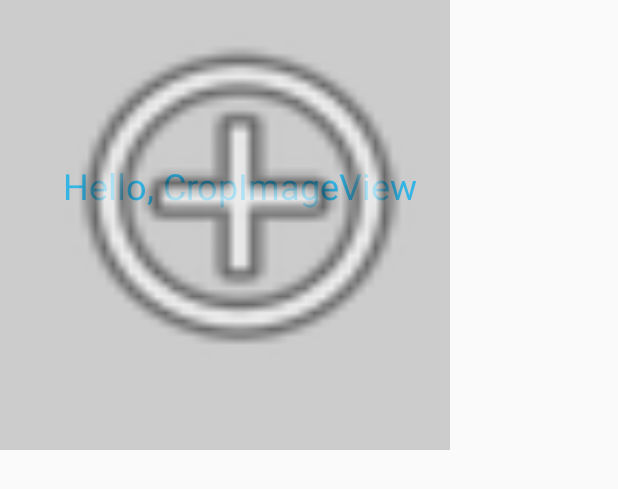
After one commit to Yinxiang2016/Filter-Android, an Android app: the layout sample_crop_image_view.xml on its own in the app's theme, with its tools: preview values and no code run, on a phone screen of 412 x 824 dp. The commit adds this screen. Shown: the top 489 px of the screen. Run offline under Robolectric (Android 15) with nearby library versions, the phone set to English and light mode, and no system bars.

Commit message:
update CropImageView

```diff
--- a/app/src/main/java/com/github/filter/widget/CropImageView.kt
+++ b/app/src/main/java/com/github/filter/widget/CropImageView.kt
@@ -1,34 +1,140 @@
 package com.github.filter.widget
 
 import android.content.Context
+import android.graphics.Canvas
+import android.graphics.Color
+import android.graphics.Paint
+import android.graphics.drawable.Drawable
+import android.text.TextPaint
 import android.util.AttributeSet
 import androidx.appcompat.widget.AppCompatImageView
+import com.github.filter.R
 
 /**
  * @author Lion007（yinxiang2016@gmail.com）
- * @date 2020/3/2
+ * @date 2020/3/3 9:23 AM
  * Description:
  */
 
-class CropImageView @JvmOverloads constructor(
-    context: Context, attrs: AttributeSet? = null, defStyleAttr: Int = 0,
-    defStyleRes: Int = 0
-) : AppCompatImageView(context, attrs, defStyleAttr) {
+class CropImageView : AppCompatImageView {
+
+    private var _exampleString: String? = null
+    private var _exampleColor: Int = Color.RED
+    private var _exampleDimension: Float = 0f
+
+    private var textPaint: TextPaint? = null
+    private var textWidth: Float = 0f
+    private var textHeight: Float = 0f
 
 
-//    private val boundedWidth: Int
-//    private val boundedHeight: Int
+    var exampleString: String?
+        get() = _exampleString
+        set(value) {
+            _exampleString = value
+            invalidateTextPaintAndMeasurements()
+        }
 
-    init {
-//        val arr = context.obtainStyledAttributes(attrs, R.styleable.BoundedGridLayout, defStyleAttr, defStyleRes)
-//        boundedWidth = arr.getDimensionPixelSize(R.styleable.BoundedGridLayout_bounded_width, 0)
-//        boundedHeight = arr.getDimensionPixelSize(R.styleable.BoundedGridLayout_bounded_height, 0)
-//        arr.recycle()
+    var exampleColor: Int
+        get() = _exampleColor
+        set(value) {
+            _exampleColor = value
+            invalidateTextPaintAndMeasurements()
+        }
+
+    var exampleDimension: Float
+        get() = _exampleDimension
+        set(value) {
+            _exampleDimension = value
+            invalidateTextPaintAndMeasurements()
+        }
+
+    var exampleDrawable: Drawable? = null
+
+    constructor(context: Context) : super(context) {
+        init(null, 0)
     }
 
-
-    private fun initImage(){
-
+    constructor(context: Context, attrs: AttributeSet) : super(context, attrs) {
+        init(attrs, 0)
     }
 
+    constructor(context: Context, attrs: AttributeSet, defStyle: Int) : super(
+        context,
+        attrs,
+        defStyle
+    ) {
+        init(attrs, defStyle)
+    }
+
+    private fun init(attrs: AttributeSet?, defStyle: Int) {
+        // Load attributes
+        val a = context.obtainStyledAttributes(
+            attrs, R.styleable.CropImageView, defStyle, 0
+        )
+
+        _exampleString = a.getString(
+            R.styleable.CropImageView_exampleString
+        )
+        _exampleColor = a.getColor(
+            R.styleable.CropImageView_exampleColor,
+            exampleColor
+        )
+        _exampleDimension = a.getDimension(
+            R.styleable.CropImageView_exampleDimension,
+            exampleDimension
+        )
+
+        if (a.hasValue(R.styleable.CropImageView_exampleDrawable)) {
+            exampleDrawable = a.getDrawable(
+                R.styleable.CropImageView_exampleDrawable
+            )
+            exampleDrawable?.callback = this
+        }
+        a.recycle()
+        textPaint = TextPaint().apply {
+            flags = Paint.ANTI_ALIAS_FLAG
+            textAlign = Paint.Align.LEFT
+        }
+        invalidateTextPaintAndMeasurements()
+    }
+
+    private fun invalidateTextPaintAndMeasurements() {
+        textPaint?.let {
+            it.textSize = exampleDimension
+            it.color = exampleColor
+            textWidth = it.measureText(exampleString)
+            textHeight = it.fontMetrics.bottom
+        }
+    }
+
+    override fun onDraw(canvas: Canvas) {
+        super.onDraw(canvas)
+
+        val paddingLeft = paddingLeft
+        val paddingTop = paddingTop
+        val paddingRight = paddingRight
+        val paddingBottom = paddingBottom
+
+        val contentWidth = width - paddingLeft - paddingRight
+        val contentHeight = height - paddingTop - paddingBottom
+
+        exampleString?.let {
+            // Draw the text.
+            canvas.drawText(
+                it,
+                paddingLeft + (contentWidth - textWidth) / 2,
+                paddingTop + (contentHeight + textHeight) / 2,
+                textPaint
+            )
+        }
+
+        // Draw the example drawable on top of the text.
+        exampleDrawable?.let {
+            it.setBounds(
+                paddingLeft, paddingTop,
+                paddingLeft + contentWidth, paddingTop + contentHeight
+            )
+            it.draw(canvas)
+        }
+    }
 }
--- /dev/null
+++ b/app/src/main/res/layout/sample_crop_image_view.xml
@@ -0,0 +1,17 @@
+<FrameLayout xmlns:android="http://schemas.android.com/apk/res/android"
+    xmlns:app="http://schemas.android.com/apk/res-auto"
+    android:layout_width="match_parent"
+    android:layout_height="match_parent">
+
+    <com.github.filter.widget.CropImageView
+        android:layout_width="300dp"
+        android:layout_height="300dp"
+        android:background="#ccc"
+        android:paddingLeft="20dp"
+        android:paddingBottom="40dp"
+        app:exampleColor="#33b5e5"
+        app:exampleDimension="24sp"
+        app:exampleDrawable="@android:drawable/ic_menu_add"
+        app:exampleString="Hello, CropImageView" />
+
+</FrameLayout>
--- /dev/null
+++ b/app/src/main/res/values/attrs_crop_image_view.xml
@@ -0,0 +1,8 @@
+<resources>
+    <declare-styleable name="CropImageView">
+        <attr name="exampleString" format="string" />
+        <attr name="exampleDimension" format="dimension" />
+        <attr name="exampleColor" format="color" />
+        <attr name="exampleDrawable" format="color|reference" />
+    </declare-styleable>
+</resources>
```
